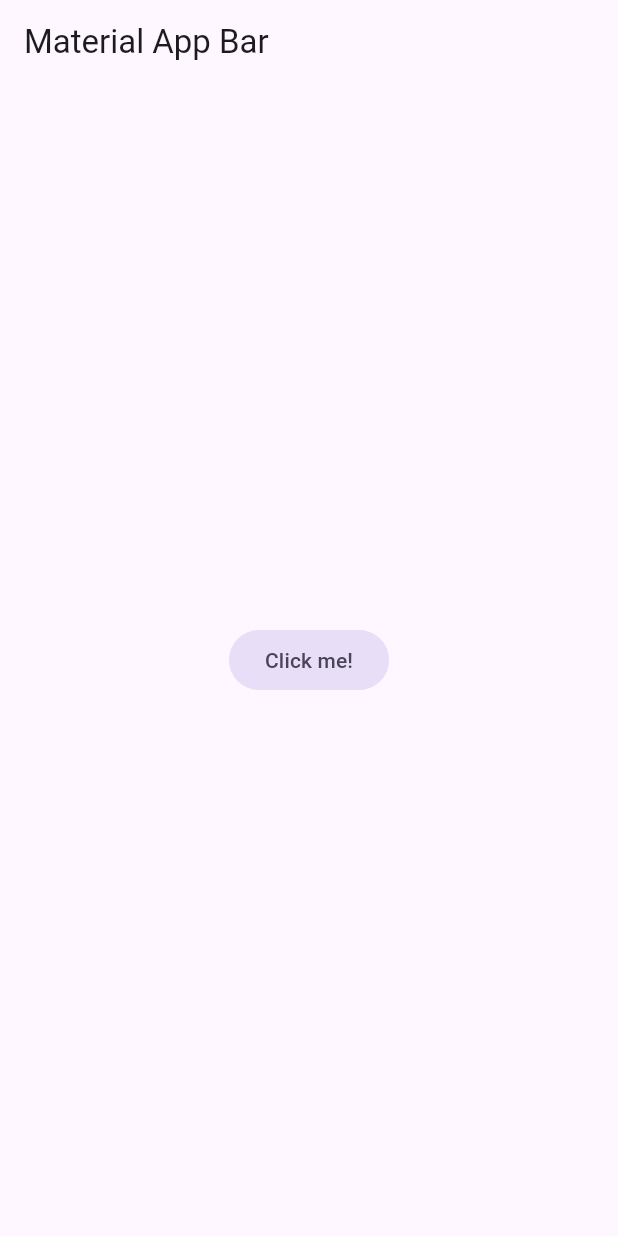
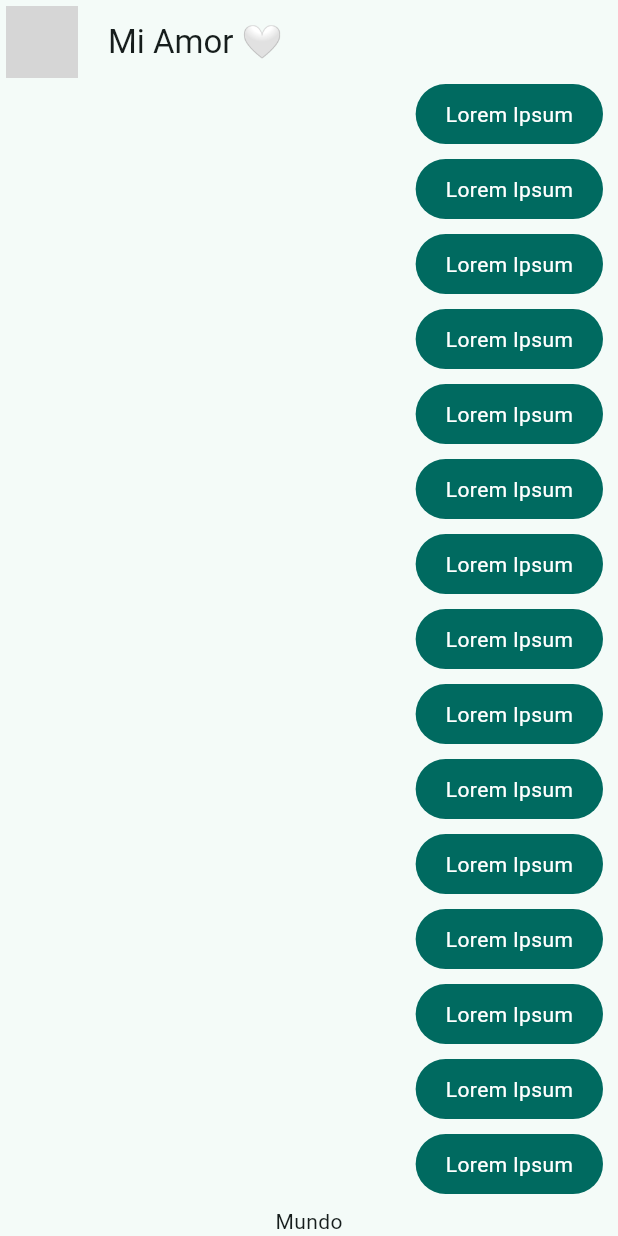
Before and after one commit to mundevux/Curso-Flutter, a Flutter app: the screen it shows after launch, on a phone screen of 412 x 824 dp. Run offline on Flutter 3.47's test engine with Material 3 defaults, Android fonts, the phone set to English and light mode, and no system bars; network calls fail; grey boxes are pictures that could not be loaded.

Commit message:
Add custom color theme to app

```diff
--- a/S4-FLUTTER/yes_no_app/lib/config/theme/app_theme.dart
+++ b/S4-FLUTTER/yes_no_app/lib/config/theme/app_theme.dart
@@ -1,7 +1,26 @@
 import 'package:flutter/material.dart';
 
+const Color _customColor = Color(0xFF49149F);
+
+const List<Color> _colorThemes = [
+  _customColor,
+  Colors.blue,
+  Colors.teal,
+  Colors.green,
+  Colors.yellow,
+  Colors.orange,
+  Colors.pink,
+];
+
 class AppTheme {
+  final int selectedColor;
+
+  AppTheme({this.selectedColor = 0})
+      : assert(selectedColor >= 0 && selectedColor <= _colorThemes.length - 1,
+            'Colors must be between 0 and ${_colorThemes.length}');
+
   ThemeData theme() {
-    return ThemeData();
+    return ThemeData(
+        useMaterial3: true, colorSchemeSeed: _colorThemes[selectedColor]);
   }
 }
--- a/S4-FLUTTER/yes_no_app/lib/main.dart
+++ b/S4-FLUTTER/yes_no_app/lib/main.dart
@@ -1,4 +1,6 @@
 import 'package:flutter/material.dart';
+import 'package:yes_no_app/config/theme/app_theme.dart';
+import 'package:yes_no_app/presentation/screens/chat/chat_screen.dart';
 
 void main() => runApp(const MyApp());
 
@@ -8,17 +10,9 @@ class MyApp extends StatelessWidget {
   @override
   Widget build(BuildContext context) {
     return MaterialApp(
-      title: 'Yes No App',
-      debugShowCheckedModeBanner: false,
-      home: Scaffold(
-        appBar: AppBar(
-          title: const Text('Material App Bar'),
-        ),
-        body: Center(
-          child: FilledButton.tonal(
-              onPressed: () {}, child: const Text('Click me!')),
-        ),
-      ),
-    );
+        title: 'Yes No App',
+        debugShowCheckedModeBanner: false,
+        theme: AppTheme(selectedColor: 2).theme(),
+        home: ChatScreen());
   }
 }
--- /dev/null
+++ b/S4-FLUTTER/yes_no_app/lib/presentation/screens/chat/chat_screen.dart
@@ -0,0 +1,45 @@
+import 'package:flutter/material.dart';
+import 'package:yes_no_app/presentation/widgets/chat/my_message_bubble.dart';
+
+class ChatScreen extends StatelessWidget {
+  const ChatScreen({super.key});
+
+  @override
+  Widget build(BuildContext context) {
+    return Scaffold(
+      appBar: AppBar(
+        leading: const Padding(
+          padding: EdgeInsets.all(4.0),
+          child: CircleAvatar(
+            backgroundImage: NetworkImage(
+                'https://e00-marca.uecdn.es/assets/multimedia/imagenes/2023/05/09/16836549959307.jpg'),
+          ),
+        ),
+        title: const Text('Mi Amor 🤍'),
+      ),
+      body: _ChatView(),
+    );
+  }
+}
+
+class _ChatView extends StatelessWidget {
+  @override
+  Widget build(BuildContext context) {
+    return SafeArea(
+      child: Padding(
+        padding: const EdgeInsets.symmetric(horizontal: 10),
+        child: Column(
+          children: [
+            Expanded(
+                child: ListView.builder(
+                    itemCount: 100,
+                    itemBuilder: (context, index) {
+                      return const MyMessageBubble();
+                    })),
+            Text('Mundo')
+          ],
+        ),
+      ),
+    );
+  }
+}
--- /dev/null
+++ b/S4-FLUTTER/yes_no_app/lib/presentation/widgets/chat/my_message_bubble.dart
@@ -0,0 +1,30 @@
+import 'package:flutter/material.dart';
+
+class MyMessageBubble extends StatelessWidget {
+  const MyMessageBubble({super.key});
+
+  @override
+  Widget build(BuildContext context) {
+    final colors = Theme.of(context).colorScheme;
+
+    return Column(
+      crossAxisAlignment: CrossAxisAlignment.end,
+      children: [
+        Container(
+          decoration: BoxDecoration(
+              color: colors.primary, borderRadius: BorderRadius.circular(20)),
+          child: Padding(
+            padding: const EdgeInsets.symmetric(horizontal: 20, vertical: 10),
+            child: Text(
+              'Lorem Ipsum',
+              style: TextStyle(color: Colors.white),
+            ),
+          ),
+        ),
+        const SizedBox(
+          height: 10,
+        ),
+      ],
+    );
+  }
+}
```
